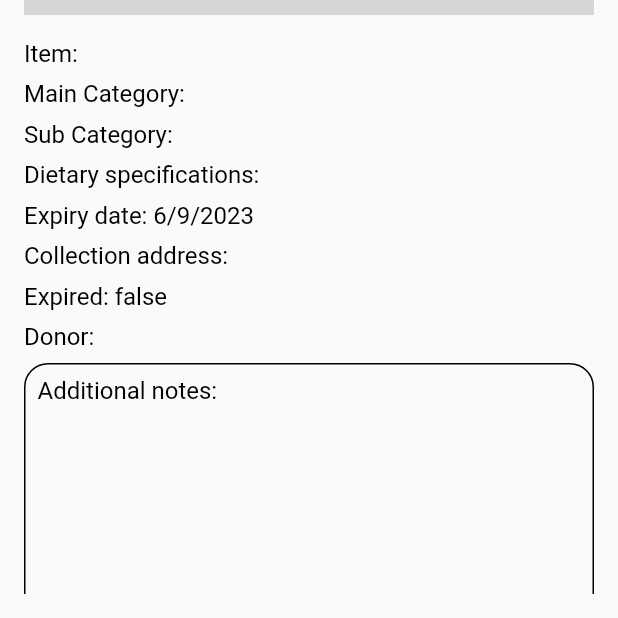
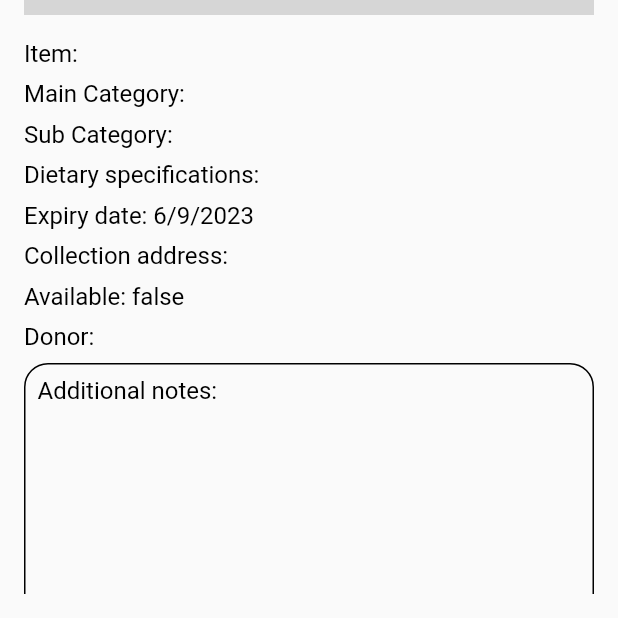
Before and after one commit to Daviancold/FoodBridge, a Flutter app: the ListingScreen screen opened directly with empty values, on a phone screen of 412 x 824 dp, the part 618-1236 px from its top. Run offline on Flutter 3.47's test engine with Material 2 defaults, Android fonts, the phone set to English and light mode, and no system bars; our stand-ins replace cloud_firestore, email_validator, firebase_auth, firebase_core, firebase_storage, image_picker and 1 more; accounts and stored records are empty; network calls fail; grey boxes are pictures that could not be loaded.

Commit message:
mainpage listings by default are now filtered by availability and whether they are expired

```diff
--- a/lib/models/listing.dart
+++ b/lib/models/listing.dart
@@ -150,9 +150,9 @@ class Listing {
       required this.lat,
       required this.lng,
       required this.address,
-      required this.isExpired,
+      required this.isAvailable,
       required this.userId});
-  // : isExpired = DateTime.now().isAfter(expiryDate),
+  // : isAvailable = DateTime.now().isAfter(expiryDate),
   //       userId = FirebaseAuth.instance.currentUser!.email.toString();
 
   final String userId; //not necessary?
@@ -163,7 +163,7 @@ class Listing {
   final String dietaryNeeds; //
   final String additionalNotes;
   final DateTime expiryDate;
-  final bool isExpired;
+  final bool isAvailable;
   final double lat;
   final double lng;
   final String address; //
@@ -176,7 +176,7 @@ class Listing {
       subCategory: json['subCategory'],
       dietaryNeeds: json['dietaryNeeds'],
       expiryDate: (json['expiryDate'] as Timestamp).toDate(),
-      isExpired: json['isExpired'],
+      isAvailable: json['isAvailable'],
       lat: json['lat'],
       lng: json['lng'],
       address: json['address'],
@@ -191,7 +191,7 @@ class Listing {
     'dietaryNeeds': dietaryNeeds,
     'additionalNotes': additionalNotes,
     'expiryDate': expiryDate,
-    'isExpired': isExpired,
+    'isAvailable': isAvailable,
     'lat': lat,
     'lng': lng,
     'address': address
--- a/lib/screens/listing_screen.dart
+++ b/lib/screens/listing_screen.dart
@@ -112,7 +112,7 @@ class ListingScreen extends StatelessWidget {
                       const SizedBox(
                         height: 8,
                       ),
-                      Text('Expired: ${listing.isExpired.toString()}'),
+                      Text('Available: ${listing.isAvailable.toString()}'),
                       const SizedBox(
                         height: 8,
                       ),
--- a/lib/screens/log_in_&_auth/auth_screen.dart
+++ b/lib/screens/log_in_&_auth/auth_screen.dart
@@ -1,5 +1,5 @@
 import 'package:foodbridge_project/screens/log_in_&_auth/login_screen.dart';
-import 'package:foodbridge_project/widgets/login_registration/registration_screen.dart';
+import 'package:foodbridge_project/screens/log_in_&_auth/registration_screen.dart';
 import 'package:flutter/material.dart';
 
 class AuthPage extends StatefulWidget {
--- a/lib/screens/new_listing_screen.dart
+++ b/lib/screens/new_listing_screen.dart
@@ -71,7 +71,7 @@ class _NewListingScreenState extends State<NewListingScreen> {
       lat: lat,
       lng: lng,
       address: address,
-      isExpired: DateTime.now().isAfter(expDate),
+      isAvailable: true,
       userId: FirebaseAuth.instance.currentUser!.email.toString(),
     );
 
```
Also changed, not shown: lib/screens/listings_list_screen.dart (+7 -5 lines), lib/screens/tabs_screen.dart (+6 -1 lines), lib/screens/log_in_&_auth/registration_screen.dart (renamed from lib/widgets/login_registration/registration_screen.dart).
